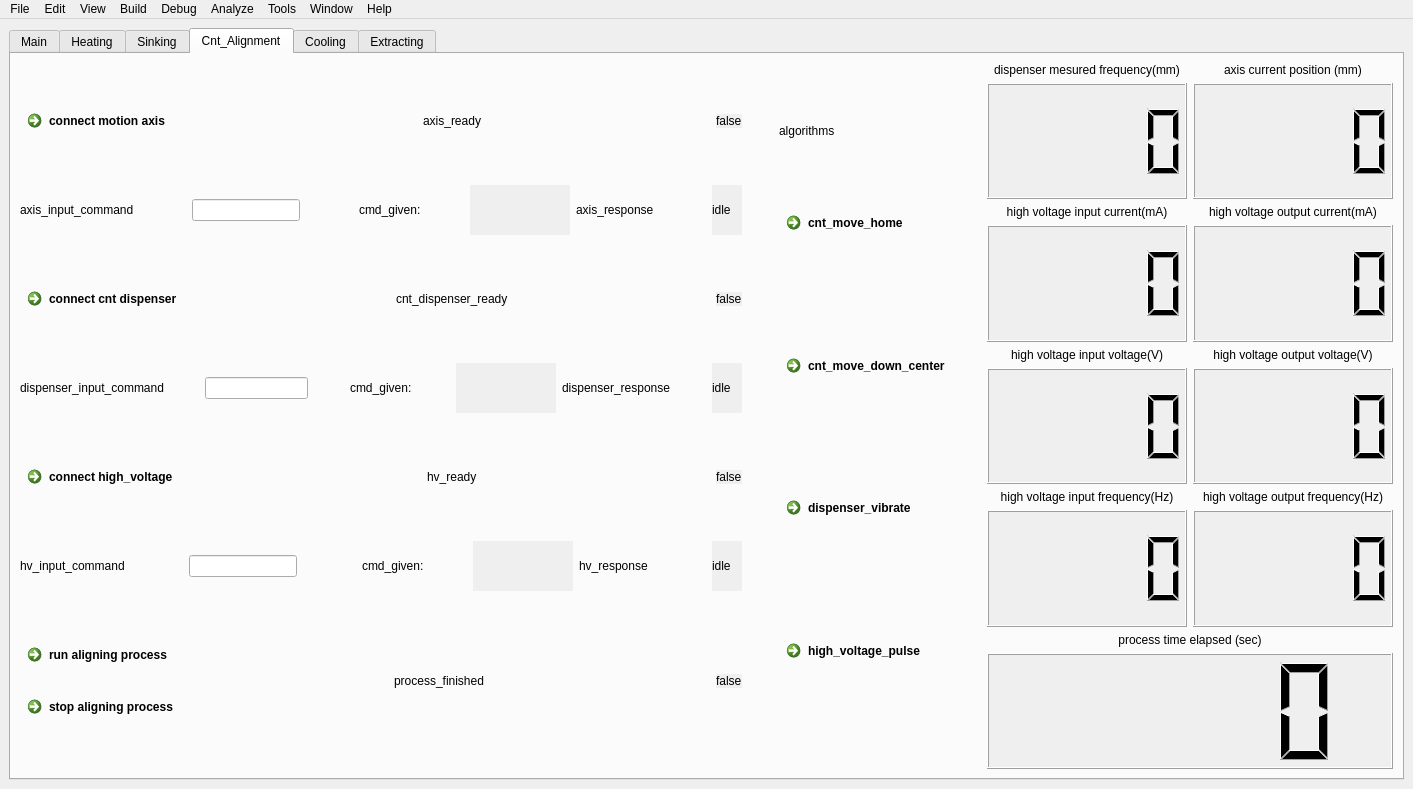
This is src/viewLayer/mainwindow.ui in theion-batteries/soft_wgm_user_interface_qt_cpp as Qt 5 draws it before an edit. The edited form follows.
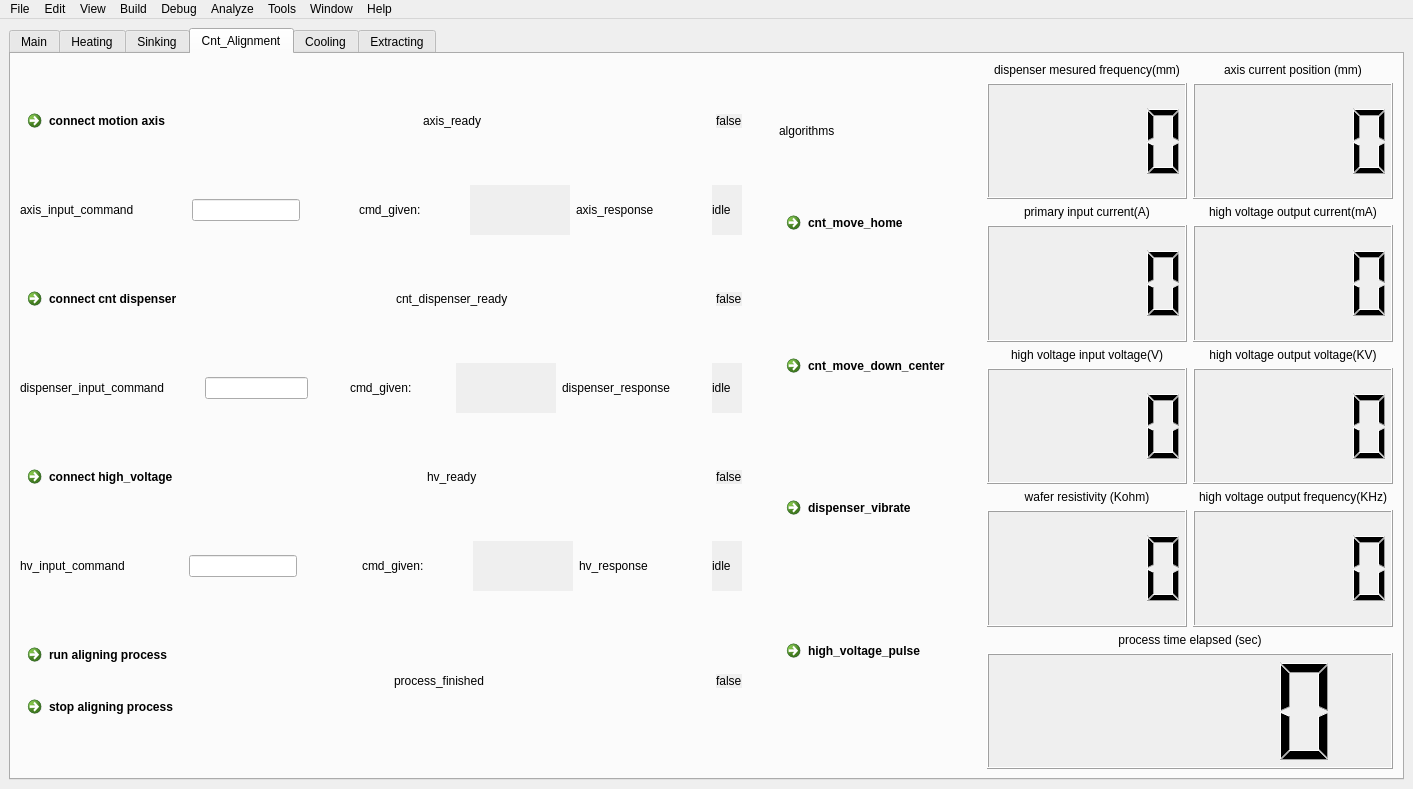
This is the edited form. Icons and pictures are not drawn.

Commit message: tested cnt tab frontend

What changed in the file:
```diff
--- a/src/viewLayer/mainwindow.ui
+++ b/src/viewLayer/mainwindow.ui
@@ -2454,7 +2454,7 @@
                    </size>
                   </property>
                   <property name="text">
-                   <string>high voltage input current(mA)</string>
+                   <string>primary input current(A)</string>
                   </property>
                   <property name="alignment">
                    <set>Qt::AlignCenter</set>
@@ -2620,7 +2620,7 @@
                    </size>
                   </property>
                   <property name="text">
-                   <string>high voltage output voltage(V)</string>
+                   <string>high voltage output voltage(KV)</string>
                   </property>
                   <property name="alignment">
                    <set>Qt::AlignCenter</set>
@@ -2678,7 +2678,7 @@
                    </size>
                   </property>
                   <property name="text">
-                   <string>high voltage input frequency(Hz)</string>
+                   <string>wafer resistivity (Kohm)</string>
                   </property>
                   <property name="alignment">
                    <set>Qt::AlignCenter</set>
@@ -2732,7 +2732,7 @@
                    </size>
                   </property>
                   <property name="text">
-                   <string>high voltage output frequency(Hz)</string>
+                   <string>high voltage output frequency(KHz)</string>
                   </property>
                   <property name="alignment">
                    <set>Qt::AlignCenter</set>
```
Left out of the diff: 8 changed lines with no effect on the pictures. The commit also changes 3 other files.
